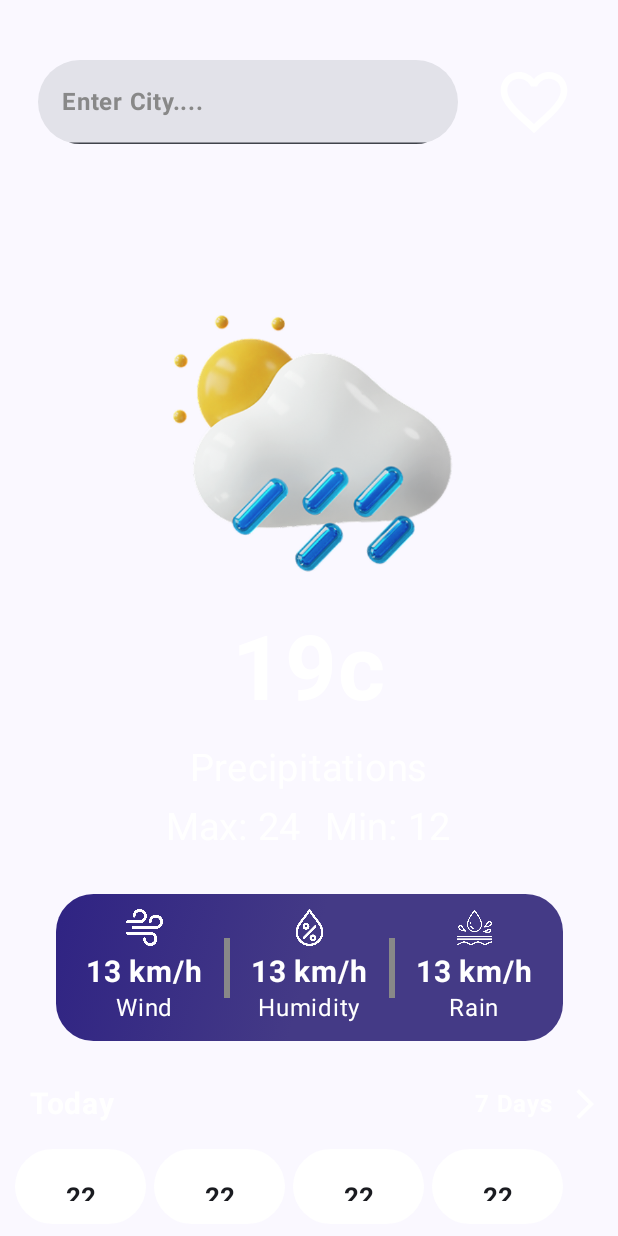
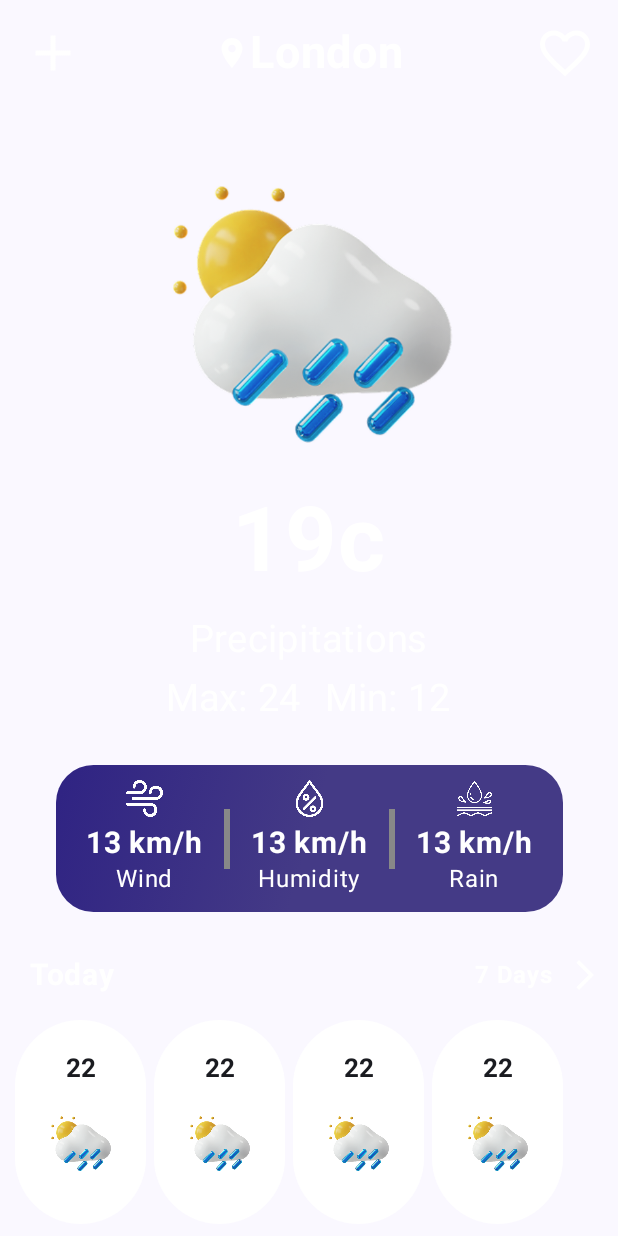
Before and after one commit to Dixith12/WeatherApp, an Android app built with Jetpack Compose: the composable HomeScreenContent shown on its own in the app's theme, on a phone screen of 412 x 824 dp. Run offline under Robolectric (Android 15) with nearby library versions, the phone set to English and light mode, and no system bars.

Commit message:
feat: Added Navigation

```diff
--- a/app/src/main/java/com/example/weatherapp/screen/HomeScreen.kt
+++ b/app/src/main/java/com/example/weatherapp/screen/HomeScreen.kt
@@ -21,7 +21,9 @@ import androidx.compose.foundation.shape.RoundedCornerShape
 import androidx.compose.foundation.verticalScroll
 import androidx.compose.material.icons.Icons
 import androidx.compose.material.icons.automirrored.filled.ArrowForwardIos
+import androidx.compose.material.icons.filled.Add
 import androidx.compose.material.icons.filled.FavoriteBorder
+import androidx.compose.material.icons.filled.LocationOn
 import androidx.compose.material.icons.filled.Search
 import androidx.compose.material3.Button
 import androidx.compose.material3.ButtonDefaults
@@ -41,6 +43,7 @@ import androidx.compose.ui.draw.clip
 import androidx.compose.ui.graphics.Brush
 import androidx.compose.ui.graphics.Color
 import androidx.compose.ui.res.painterResource
+import androidx.compose.ui.text.font.FontFamily
 import androidx.compose.ui.text.font.FontWeight
 import androidx.compose.ui.tooling.preview.Preview
 import androidx.compose.ui.unit.dp
@@ -84,31 +87,31 @@ fun HomeScreenContent() {
         var search by remember {
             mutableStateOf("")
         }
-        Row(horizontalArrangement = Arrangement.SpaceBetween,
+        Row(modifier = Modifier.fillMaxWidth()
+            .padding(start = 15.dp, top = 15.dp, end = 15.dp),
             verticalAlignment = Alignment.CenterVertically,
-            modifier = Modifier.fillMaxWidth()
-                .padding(top = 0.dp, start = 25.dp, end = 5.dp, bottom = 5.dp))
+            horizontalArrangement = Arrangement.SpaceBetween)
         {
-            TextField(value = search,
-                onValueChange = {
-                    search=it
-                },
-                placeholder = {
-                    Text("Enter City....",
-                        fontWeight = FontWeight.Bold,
-                        color = Color.Gray)
-                },
-                shape = RoundedCornerShape(50.dp)
-            )
-            Button(onClick ={
+            Icon(imageVector = Icons.Default.Add,
+                contentDescription = "Add",
+                tint = Color.White,
+                modifier = Modifier.size(40.dp))
 
-            },
-                colors = ButtonDefaults.buttonColors(Color.Transparent)){
-                Icon(imageVector = Icons.Default.FavoriteBorder,
-                    contentDescription = "Search",
-                    tint = Color.White,
-                    modifier = Modifier.size(120.dp))
+            Row(verticalAlignment = Alignment.CenterVertically)
+            {
+                Icon(imageVector = Icons.Default.LocationOn,
+                    contentDescription = "Location",
+                    tint = Color.White)
+                Text("London",
+                    color = Color.White,
+                    fontSize = 30.sp,
+                    fontWeight = FontWeight.Bold)
             }
+            Icon(imageVector = Icons.Default.FavoriteBorder,
+                contentDescription = "Add",
+                tint = Color.White,
+                modifier = Modifier.size(40.dp))
+
         }
         Image(painter = painterResource(id = R.drawable.weatherlogo),
             contentDescription = "",
```
